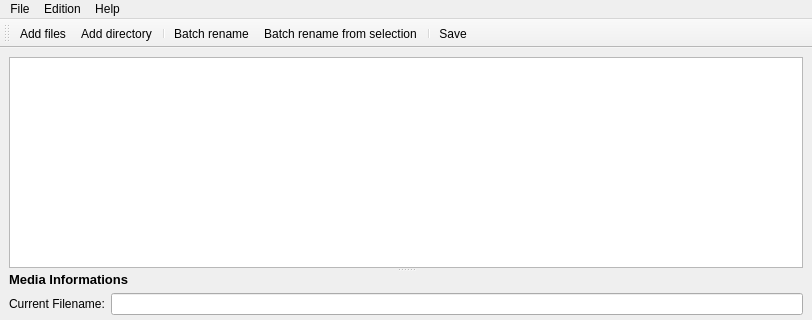
Old version of the form ihm.ui in the repository Hypergraphe/movie-renamer; both pictures show x 0 to 812 and y 0 to 320 of the 812 by 717 pixel window.
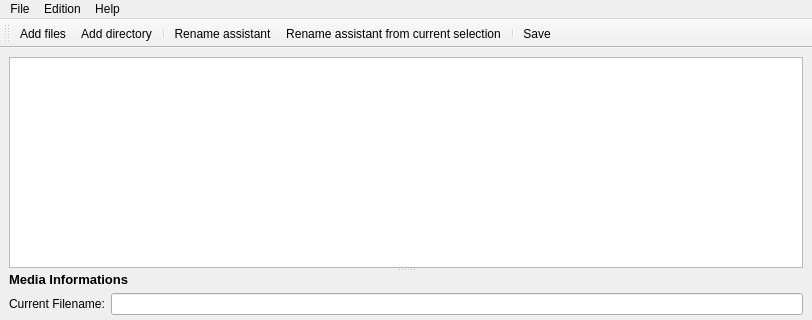
New version of the form. Custom widgets are drawn as their Qt base class.

Commit message: Implementation of the rename from current selection action.

What changed in the file:
```diff
--- a/ihm.ui
+++ b/ihm.ui
@@ -337,7 +337,7 @@
     <bool>true</bool>
    </property>
    <property name="text">
-    <string>Batch rename</string>
+    <string>Rename assistant</string>
    </property>
   </action>
   <action name="actionQuit">
@@ -366,7 +366,7 @@
   </action>
   <action name="actionLaunch_from_selection">
    <property name="text">
-    <string>Batch rename from selection</string>
+    <string>Rename assistant from current selection</string>
    </property>
   </action>
   <action name="actionEttings">
```
The commit also changes 13 other files.
